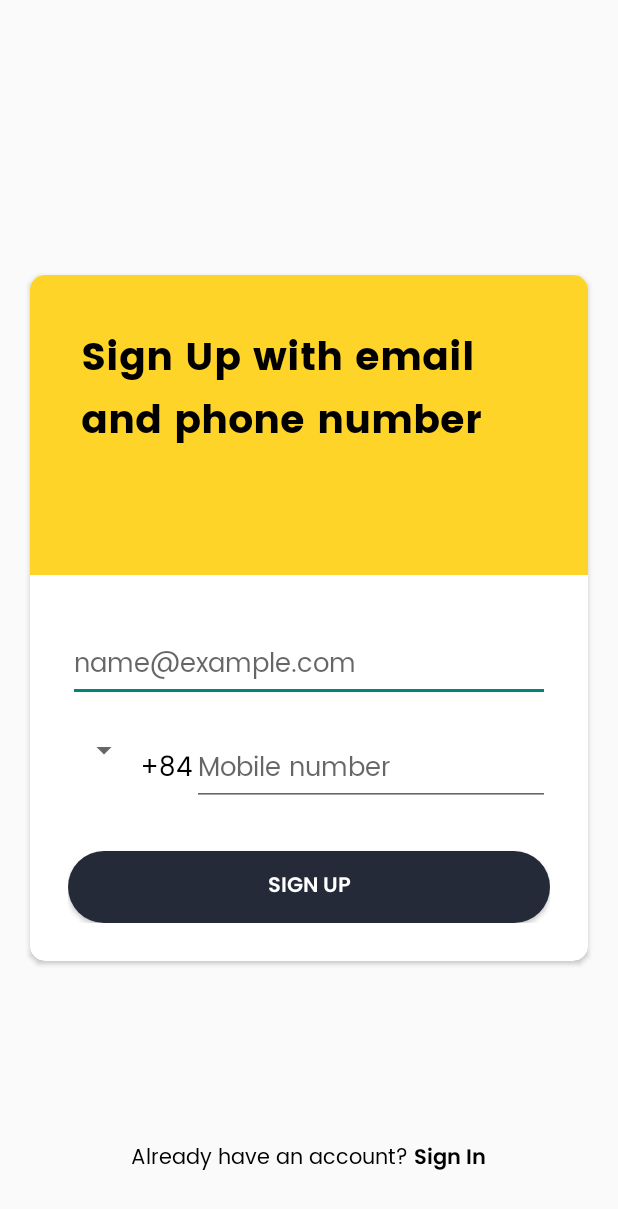
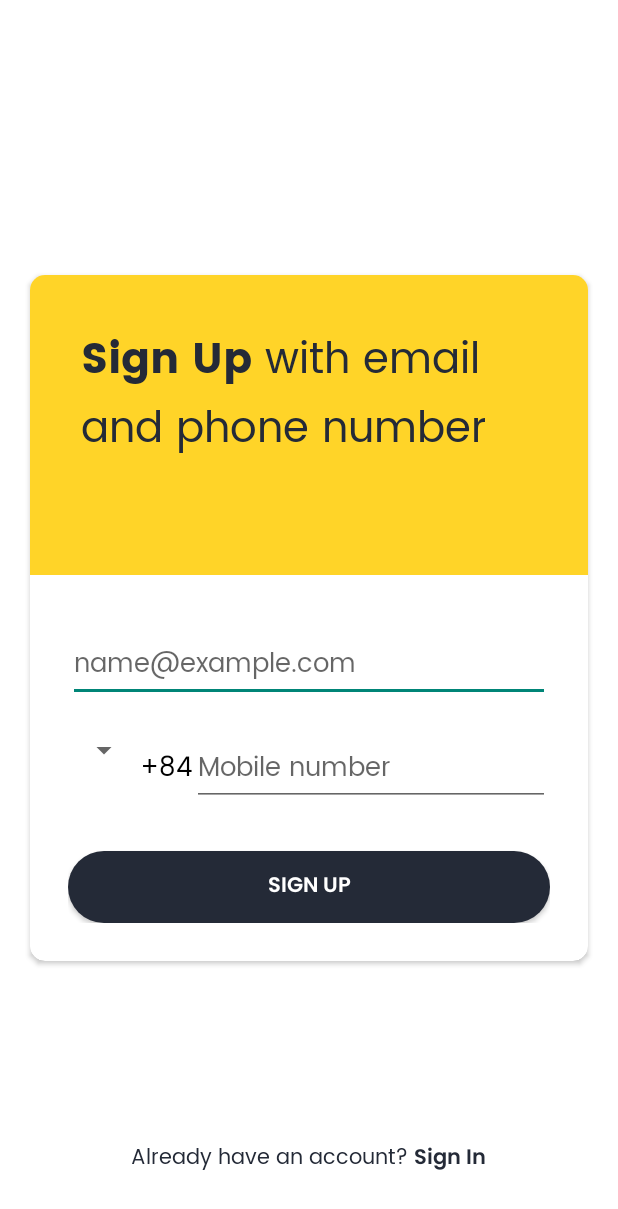
Before and after one commit to Minhalatgit/Car-App, an Android app: the SignUpActivity screen opened directly, with no data from a screen before it, on a phone screen of 412 x 824 dp. Shown: the top 1209 px of the screen. Run offline under Robolectric (Android 15) with nearby library versions, the phone set to English and light mode, and no system bars; our stand-ins replace data binding.

Commit message:
Sign up and sign in with phone screen UI changes + White background applies for whole app

```diff
--- /dev/null
+++ b/app/src/main/java/com/oip/carapp/CustomTypefaceSpan.java
@@ -0,0 +1,46 @@
+package com.oip.carapp;
+
+import android.graphics.Paint;
+import android.graphics.Typeface;
+import android.text.TextPaint;
+import android.text.style.TypefaceSpan;
+
+public class CustomTypefaceSpan extends TypefaceSpan {
+    private final Typeface newType;
+
+    public CustomTypefaceSpan(String family, Typeface type) {
+        super(family);
+        newType = type;
+    }
+
+    @Override
+    public void updateDrawState(TextPaint ds) {
+        applyCustomTypeFace(ds, newType);
+    }
+
+    @Override
+    public void updateMeasureState(TextPaint paint) {
+        applyCustomTypeFace(paint, newType);
+    }
+
+    private static void applyCustomTypeFace(Paint paint, Typeface tf) {
+        int oldStyle;
+        Typeface old = paint.getTypeface();
+        if (old == null) {
+            oldStyle = 0;
+        } else {
+            oldStyle = old.getStyle();
+        }
+
+        int fake = oldStyle & ~tf.getStyle();
+        if ((fake & Typeface.BOLD) != 0) {
+            paint.setFakeBoldText(true);
+        }
+
+        if ((fake & Typeface.ITALIC) != 0) {
+            paint.setTextSkewX(-0.25f);
+        }
+
+        paint.setTypeface(tf);
+    }
+}
--- a/app/src/main/java/com/oip/carapp/authentication/SignUpActivity.kt
+++ b/app/src/main/java/com/oip/carapp/authentication/SignUpActivity.kt
@@ -1,11 +1,17 @@
 package com.oip.carapp.authentication
 
 import android.content.Intent
+import android.os.Bundle
+import android.text.Spannable
+import android.text.SpannableString
+import android.text.style.TypefaceSpan
 import androidx.appcompat.app.AppCompatActivity
-import android.os.Bundle
+import androidx.core.content.res.ResourcesCompat
 import androidx.databinding.DataBindingUtil
+import com.oip.carapp.CustomTypefaceSpan
 import com.oip.carapp.R
 import com.oip.carapp.databinding.ActivitySignUpBinding
+
 
 class SignUpActivity : AppCompatActivity() {
 
@@ -15,8 +21,19 @@ class SignUpActivity : AppCompatActivity() {
         super.onCreate(savedInstanceState)
         binding = DataBindingUtil.setContentView(this, R.layout.activity_sign_up)
 
+        setSignUpLabelStyle()
+
         binding.signIn.setOnClickListener {
             startActivity(Intent(this, PhoneSignInActivity::class.java))
         }
     }
+
+    private fun setSignUpLabelStyle() {
+        val text = "Sign Up with email and phone number"
+        val spannableString = SpannableString(text)
+        val poppinsBold = ResourcesCompat.getFont(this, R.font.poppins_bold)
+        val poppinsBoldSpan: TypefaceSpan = CustomTypefaceSpan("", poppinsBold)
+        spannableString.setSpan(poppinsBoldSpan, 0, 7, Spannable.SPAN_INCLUSIVE_INCLUSIVE)
+        binding.signUpLabel.text = spannableString
+    }
 }
--- a/app/src/main/java/com/oip/carapp/home/adapters/ServiceAdapter.kt
+++ b/app/src/main/java/com/oip/carapp/home/adapters/ServiceAdapter.kt
@@ -53,8 +53,8 @@ class ServiceAdapter(
                 else -> R.drawable.purple_gradient
             }
 
-            layout.background = ContextCompat.getDrawable(context, gradientId);
-            serialNumber.text = position.toString()
+            layout.background = ContextCompat.getDrawable(context, gradientId)
+            serialNumber.text = (position + 1).toString()
             ratePrice.text = serviceItem.ratePrice
             distance.text = serviceItem.distance
             serviceName.text = serviceItem.serviceName
@@ -63,7 +63,7 @@ class ServiceAdapter(
 
     }
 
-    public interface ServiceListener {
+    interface ServiceListener {
         fun onServiceClick(position: Int)
     }
 }
--- a/app/src/main/res/layout/activity_sign_up.xml
+++ b/app/src/main/res/layout/activity_sign_up.xml
@@ -22,13 +22,14 @@
                 android:orientation="vertical">
 
                 <TextView
-                    style="@style/BoldTextView"
+                    android:id="@+id/signUpLabel"
+                    style="@style/RegularTextView"
                     android:layout_width="match_parent"
                     android:layout_height="200dp"
                     android:background="@color/yellow"
                     android:padding="34dp"
-                    android:text="Sign Up with email and phone number"
-                    android:textSize="26sp" />
+                    tools:text="Sign Up with email and phone number"
+                    android:textSize="28sp" />
 
                 <LinearLayout
                     android:layout_width="match_parent"
@@ -69,9 +70,9 @@
                             android:id="@+id/mobile"
                             style="@style/RegularTextView"
                             android:layout_width="match_parent"
-                            android:inputType="phone"
                             android:layout_height="wrap_content"
                             android:hint="Mobile number"
+                            android:inputType="phone"
                             android:textSize="17sp" />
 
                     </LinearLayout>
--- a/app/src/main/res/layout/activity_verify_code.xml
+++ b/app/src/main/res/layout/activity_verify_code.xml
@@ -5,6 +5,7 @@
     tools:context=".authentication.VerifyCodeActivity">
 
     <LinearLayout
+        android:background="@color/white"
         android:layout_width="match_parent"
         android:layout_height="match_parent"
         android:gravity="center_horizontal"
--- a/app/src/main/res/values/themes.xml
+++ b/app/src/main/res/values/themes.xml
@@ -12,11 +12,13 @@
         <!-- Status bar color. -->
         <item name="android:statusBarColor" tools:targetApi="l">?attr/colorPrimaryVariant</item>
         <!-- Customize your theme here. -->
+        <item name="android:windowBackground">@color/white</item>
     </style>
 
     <style name="Theme.Home" parent="Theme.AppCompat.Light.NoActionBar">
         <item name="android:statusBarColor" tools:targetApi="l">@color/white</item>
         <item name="android:windowLightStatusBar">true</item>
+        <item name="android:windowBackground">@color/white</item>
     </style>
 
     <style name="DrawerText" parent="android:Widget.TextView">
@@ -30,27 +32,27 @@
     </style>
 
     <style name="RegularTextView" parent="android:Widget.TextView">
-        <item name="android:textColor">@color/black</item>
+        <item name="android:textColor">@color/dark</item>
         <item name="android:fontFamily">@font/poppins</item>
     </style>
 
     <style name="LightTextView" parent="android:Widget.TextView">
-        <item name="android:textColor">@color/black</item>
+        <item name="android:textColor">@color/dark</item>
         <item name="android:fontFamily">@font/poppins_light</item>
     </style>
 
     <style name="SemiBolTextView" parent="android:Widget.TextView">
-        <item name="android:textColor">@color/black</item>
+        <item name="android:textColor">@color/dark</item>
         <item name="android:fontFamily">@font/poppins_semibold</item>
     </style>
 
     <style name="BoldTextView" parent="android:Widget.TextView">
-        <item name="android:textColor">@color/black</item>
+        <item name="android:textColor">@color/dark</item>
         <item name="android:fontFamily">@font/poppins_bold</item>
     </style>
 
     <style name="MediumTextView" parent="android:Widget.TextView">
-        <item name="android:textColor">@color/black</item>
+        <item name="android:textColor">@color/dark</item>
         <item name="android:fontFamily">@font/poppins_medium</item>
     </style>
 
```
Also changed, not shown: app/src/main/java/com/oip/carapp/authentication/PhoneSignInActivity.kt (+16 -0 lines), app/src/main/res/layout/activity_phone_sign_in.xml (+4 -3 lines).
